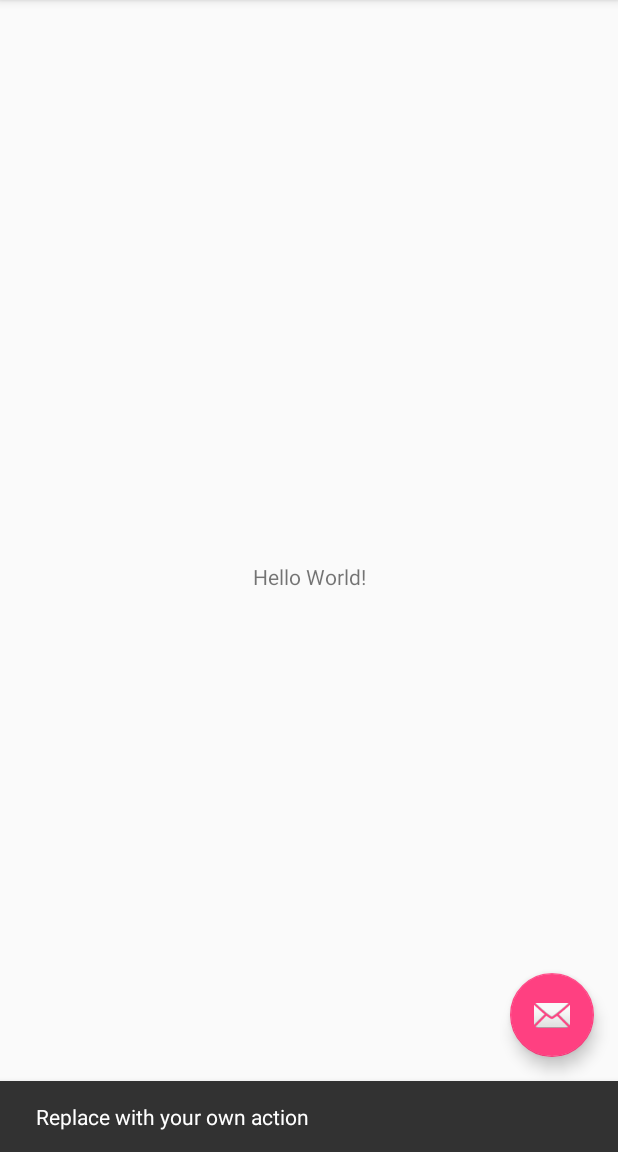
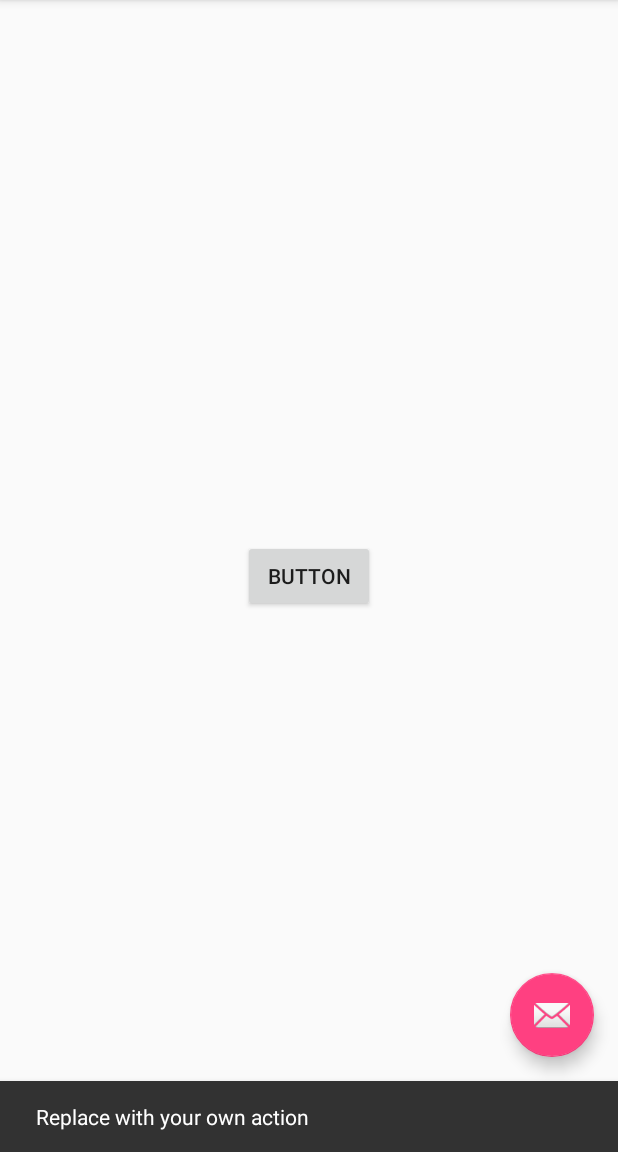
Before and after one commit to olfarmer/octo-sniffle, an Android app: the screen it shows after launch (MainActivity), after a tap on an icon or button, on a phone screen of 412 x 824 dp, the part 84-1236 px from its top. Run offline under Robolectric (Android 15) with nearby library versions, the phone set to English and light mode, and no system bars.

Commit message:
Created Button

```diff
--- a/app/src/main/res/layout/content_main.xml
+++ b/app/src/main/res/layout/content_main.xml
@@ -8,10 +8,11 @@
     tools:context=".MainActivity"
     tools:showIn="@layout/activity_main">
 
-    <TextView
+    <Button
+        android:id="@+id/button"
         android:layout_width="wrap_content"
         android:layout_height="wrap_content"
-        android:text="Hello World!"
+        android:text="Button"
         app:layout_constraintBottom_toBottomOf="parent"
         app:layout_constraintLeft_toLeftOf="parent"
         app:layout_constraintRight_toRightOf="parent"
```
